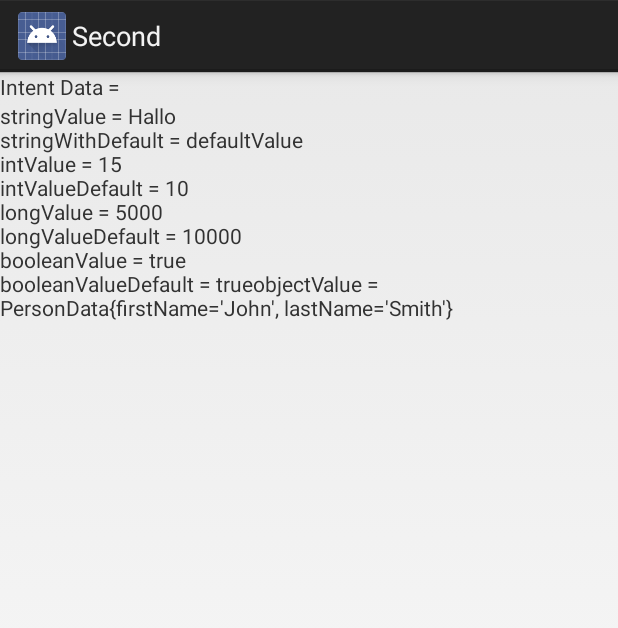
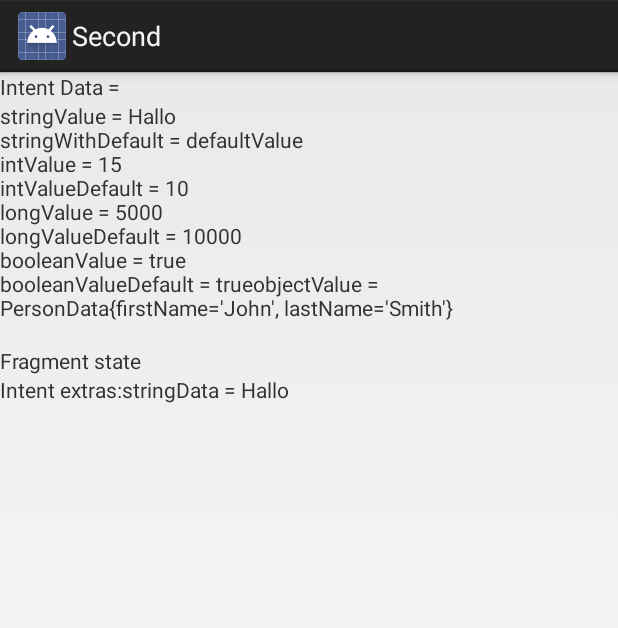
Before and after one commit to jcraane/AndroidBundleState, an Android app: the screen it shows after launch (SecondActivity), after a tap on "To Second", on a phone screen of 412 x 824 dp. Shown: the top 628 px of the screen. Run offline under Robolectric (Android 15) with nearby library versions, the phone set to English and light mode, and no system bars; 1 other tap on this screen came first.

Commit message:
Fixed fragment support.

```diff
--- a/BundleStateLib/src/main/java/nl/capaxit/bundlestatelib/state/intent/provider/ActivityIntentProvider.java
+++ b/BundleStateLib/src/main/java/nl/capaxit/bundlestatelib/state/intent/provider/ActivityIntentProvider.java
@@ -6,7 +6,8 @@ import android.content.Intent;
 /**
  * Created by jamiecraane on 31/03/16.
  */
-public class ActivityIntentProvider implements IntentProvider {
+public class
+ActivityIntentProvider implements IntentProvider {
     private final Activity target;
 
     public ActivityIntentProvider(final Activity target) {
--- /dev/null
+++ b/BundleStateLib/src/main/java/nl/capaxit/bundlestatelib/state/intent/provider/FragmentIntentProvider.java
@@ -0,0 +1,35 @@
+package nl.capaxit.bundlestatelib.state.intent.provider;
+
+import android.app.Fragment;
+import android.content.Intent;
+
+/**
+ * Created by jamiecraane on 06/04/16.
+ */
+public class FragmentIntentProvider implements IntentProvider {
+    private final Fragment fragment;
+
+    public FragmentIntentProvider(final Fragment fragment) {
+        this.fragment = fragment;
+    }
+
+    @Override
+    public Intent getIntent() {
+        return fragment.getActivity().getIntent();
+    }
+
+    @Override
+    public Object getTarget() {
+        return fragment;
+    }
+
+    @Override
+    public boolean containsKey(final String key) {
+        if (fragment.getActivity().getIntent() == null
+                || fragment.getActivity().getIntent().getExtras() == null) {
+            return false;
+        }
+
+        return fragment.getActivity().getIntent().getExtras().containsKey(key);
+    }
+}
--- a/BundleStateLib/src/main/java/nl/capaxit/bundlestatelib/state/intent/provider/IntentProviderFactory.java
+++ b/BundleStateLib/src/main/java/nl/capaxit/bundlestatelib/state/intent/provider/IntentProviderFactory.java
@@ -1,6 +1,7 @@
 package nl.capaxit.bundlestatelib.state.intent.provider;
 
 import android.app.Activity;
+import android.app.Fragment;
 import android.support.v4.app.FragmentActivity;
 
 /**
@@ -16,6 +17,14 @@ public class IntentProviderFactory {
             return new FragmentActivityIntentProvider((FragmentActivity) target);
         }
 
+        if (target instanceof Fragment) {
+            return new FragmentIntentProvider((Fragment) target);
+        }
+
+        if (target instanceof android.support.v4.app.Fragment) {
+            return new nl.capaxit.bundlestatelib.state.intent.provider.v4.FragmentIntentProvider((android.support.v4.app.Fragment) target);
+        }
+
         throw new IllegalArgumentException(String.format("No IntentProvider found for %s.", target));
     }
 }
--- /dev/null
+++ b/BundleStateLib/src/main/java/nl/capaxit/bundlestatelib/state/intent/provider/v4/FragmentIntentProvider.java
@@ -0,0 +1,37 @@
+package nl.capaxit.bundlestatelib.state.intent.provider.v4;
+
+import android.content.Intent;
+import android.support.v4.app.Fragment;
+
+import nl.capaxit.bundlestatelib.state.intent.provider.IntentProvider;
+
+/**
+ * Created by jamiecraane on 06/04/16.
+ */
+public class FragmentIntentProvider implements IntentProvider {
+    private final Fragment fragment;
+
+    public FragmentIntentProvider(final Fragment fragment) {
+        this.fragment = fragment;
+    }
+
+    @Override
+    public Intent getIntent() {
+        return fragment.getActivity().getIntent();
+    }
+
+    @Override
+    public Object getTarget() {
+        return fragment;
+    }
+
+    @Override
+    public boolean containsKey(final String key) {
+        if (fragment.getActivity().getIntent() == null
+                || fragment.getActivity().getIntent().getExtras() == null) {
+            return false;
+        }
+
+        return fragment.getActivity().getIntent().getExtras().containsKey(key);
+    }
+}
--- a/demo/src/main/java/nl/capaxit/bundlestate/demo/second/SecondActivity.java
+++ b/demo/src/main/java/nl/capaxit/bundlestate/demo/second/SecondActivity.java
@@ -6,13 +6,13 @@ import android.widget.TextView;
 import java.io.Serializable;
 
 import nl.capaxit.bundlestate.demo.R;
-import nl.capaxit.bundlestatelib.state.activity.BundleStateActivity;
 import nl.capaxit.bundlestatelib.state.annotations.IntentExtra;
+import nl.capaxit.bundlestatelib.state.fragment.BundleStateFragmentActivity;
 
 /**
  * Created by jamiecraane on 30/03/16.
  */
-public class SecondActivity extends BundleStateActivity {
+public class SecondActivity extends BundleStateFragmentActivity {
     public static final String INTENT_STRING_VALUE = "intent:stringValue";
     public static final String INTENT_STRING_DEFAULT = "intent:stringValueDefault";
     public static final String INTENT_INTEGER = "intent:integerValue";
--- /dev/null
+++ b/demo/src/main/java/nl/capaxit/bundlestate/demo/second/SecondFragment.java
@@ -0,0 +1,38 @@
+package nl.capaxit.bundlestate.demo.second;
+
+
+import android.os.Bundle;
+import android.support.annotation.Nullable;
+import android.view.LayoutInflater;
+import android.view.View;
+import android.view.ViewGroup;
+import android.widget.TextView;
+
+import nl.capaxit.bundlestate.demo.R;
+import nl.capaxit.bundlestatelib.state.annotations.IntentExtra;
+import nl.capaxit.bundlestatelib.state.fragment.v4.BundleStateFragment;
+
+/**
+ * Created by jamiecraane on 06/04/16.
+ */
+public class SecondFragment extends BundleStateFragment {
+    private TextView stateInfo;
+
+    @IntentExtra(name = SecondActivity.INTENT_STRING_VALUE)
+    private String stringData;
+
+    @Override
+    public View onCreateView(final LayoutInflater inflater, @Nullable final ViewGroup container, @Nullable final Bundle savedInstanceState) {
+        final View view = inflater.inflate(R.layout.fragment_second, null);
+        stateInfo = (TextView) view.findViewById(R.id.stateInfo);
+        return view;
+    }
+
+    @Override
+    public void onActivityCreated(@Nullable final Bundle savedInstanceState) {
+        super.onActivityCreated(savedInstanceState);
+        final String state = new StringBuilder("Intent extras:")
+                .append("stringData = ").append(stringData).toString();
+        stateInfo.setText(state);
+    }
+}
--- a/demo/src/main/res/layout/activity_second.xml
+++ b/demo/src/main/res/layout/activity_second.xml
@@ -1,5 +1,6 @@
 <?xml version="1.0" encoding="utf-8"?>
 <LinearLayout xmlns:android="http://schemas.android.com/apk/res/android"
+              xmlns:tools="http://schemas.android.com/tools"
               android:orientation="vertical"
               android:layout_width="match_parent"
               android:layout_height="match_parent">
@@ -12,4 +13,11 @@
         android:layout_width="wrap_content"
         android:layout_height="wrap_content"
         android:text=""/>
+
+    <fragment
+        android:id="@+id/secondFragment"
+        android:name="nl.capaxit.bundlestate.demo.second.SecondFragment"
+        android:layout_width="match_parent"
+        android:layout_height="wrap_content"
+        tools:layout="@layout/fragment_second"/>
 </LinearLayout>
--- /dev/null
+++ b/demo/src/main/res/layout/fragment_second.xml
@@ -0,0 +1,15 @@
+<?xml version="1.0" encoding="utf-8"?>
+<LinearLayout xmlns:android="http://schemas.android.com/apk/res/android"
+              android:orientation="vertical"
+              android:layout_width="match_parent"
+              android:layout_height="match_parent">
+    <TextView
+        android:layout_width="wrap_content"
+        android:layout_height="wrap_content"
+        android:text="Fragment state"/>
+
+    <TextView
+        android:id="@+id/stateInfo"
+        android:layout_width="wrap_content"
+        android:layout_height="wrap_content"/>
+</LinearLayout>
```
